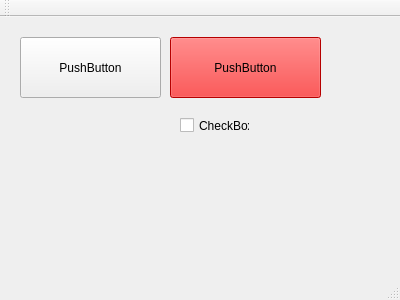
Qt form mainwindow.ui (oleksandrmelnychenko/noltapp) before a commit.
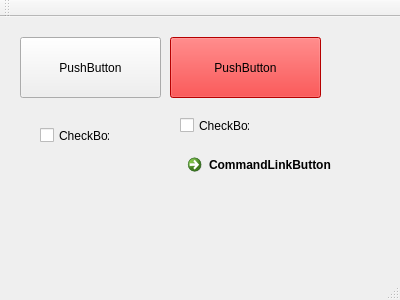
The same form after that commit.

What changed in the file:
```diff
--- a/mainwindow.ui
+++ b/mainwindow.ui
@@ -59,6 +59,32 @@
      <string>CheckBox</string>
     </property>
    </widget>
+   <widget class="QCheckBox" name="checkBox_2">
+    <property name="geometry">
+     <rect>
+      <x>40</x>
+      <y>110</y>
+      <width>70</width>
+      <height>17</height>
+     </rect>
+    </property>
+    <property name="text">
+     <string>CheckBox</string>
+    </property>
+   </widget>
+   <widget class="QCommandLinkButton" name="commandLinkButton">
+    <property name="geometry">
+     <rect>
+      <x>180</x>
+      <y>130</y>
+      <width>172</width>
+      <height>41</height>
+     </rect>
+    </property>
+    <property name="text">
+     <string>CommandLinkButton</string>
+    </property>
+   </widget>
   </widget>
   <widget class="QMenuBar" name="menuBar">
    <property name="geometry">
```
Left out of the diff: 2 changed lines with no effect on the pictures.
